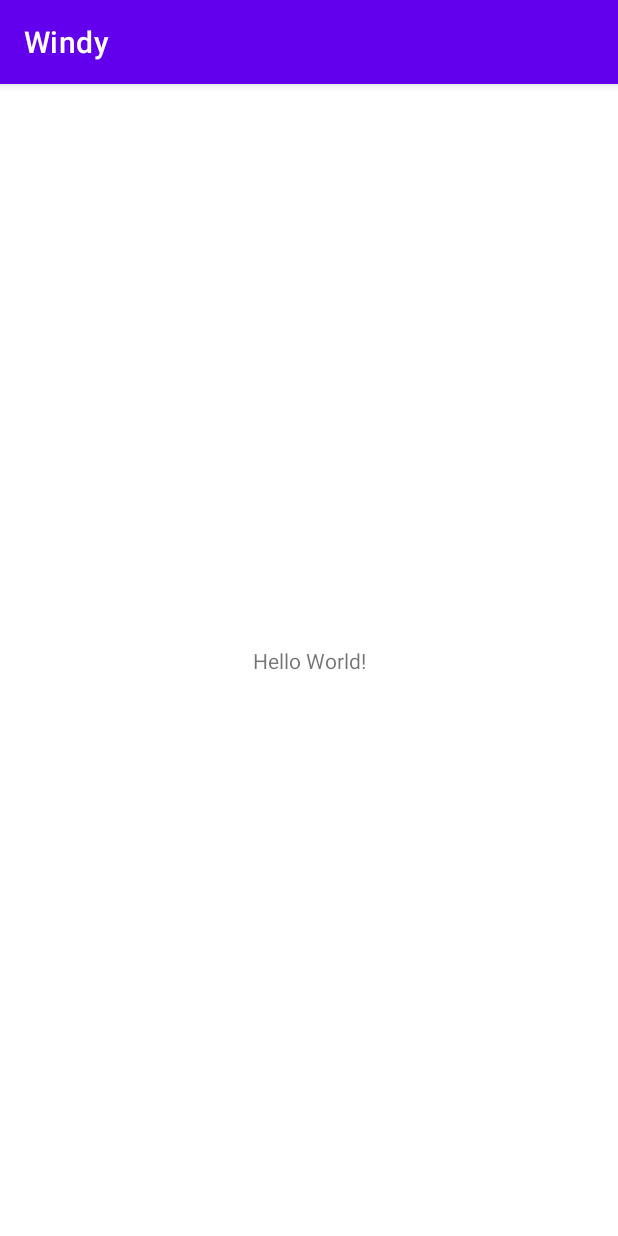
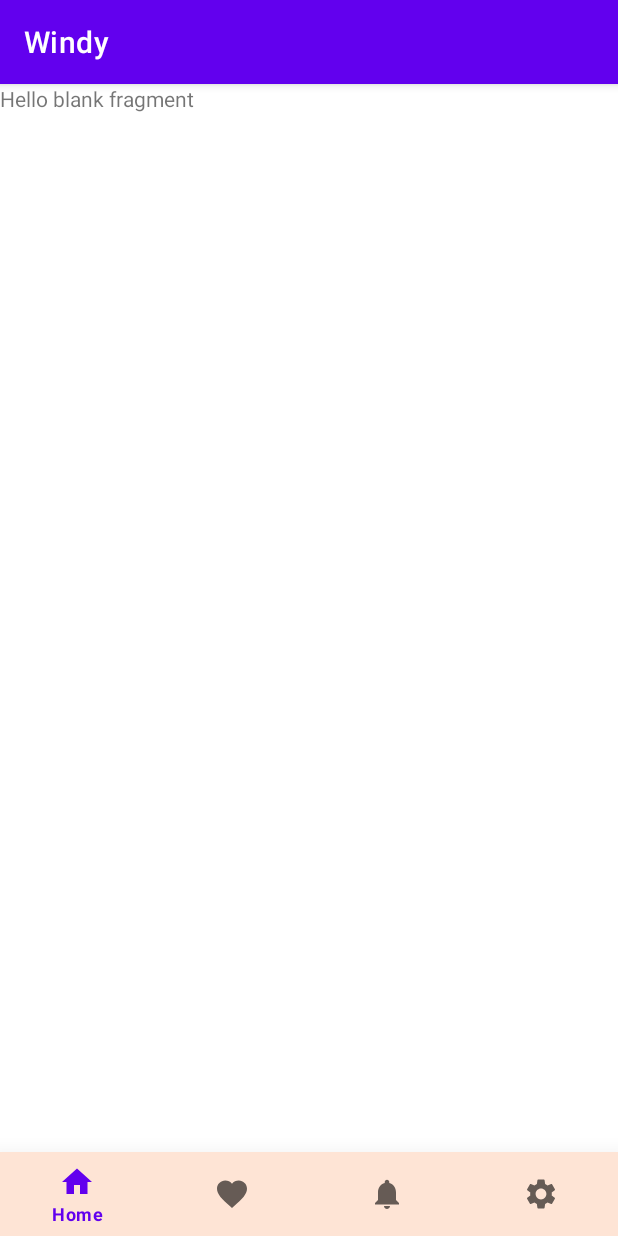
Before and after one commit to mdanash97/Windy, an Android app: the screen it shows after launch (MainActivity), on a phone screen of 412 x 824 dp. Run offline under Robolectric (Android 15) with nearby library versions, the phone set to English and light mode, and no system bars.

Commit message:
first steps

```diff
--- a/app/src/main/AndroidManifest.xml
+++ b/app/src/main/AndroidManifest.xml
@@ -1,6 +1,7 @@
 <?xml version="1.0" encoding="utf-8"?>
 <manifest xmlns:android="http://schemas.android.com/apk/res/android"
     xmlns:tools="http://schemas.android.com/tools">
+    <uses-permission android:name="android.permission.INTERNET"/>
 
     <application
         android:allowBackup="true"
--- /dev/null
+++ b/app/src/main/java/com/example/windy/AlertsFragment.kt
@@ -0,0 +1,59 @@
+package com.example.windy
+
+import android.os.Bundle
+import androidx.fragment.app.Fragment
+import android.view.LayoutInflater
+import android.view.View
+import android.view.ViewGroup
+
+// TODO: Rename parameter arguments, choose names that match
+// the fragment initialization parameters, e.g. ARG_ITEM_NUMBER
+private const val ARG_PARAM1 = "param1"
+private const val ARG_PARAM2 = "param2"
+
+/**
+ * A simple [Fragment] subclass.
+ * Use the [AlertsFragment.newInstance] factory method to
+ * create an instance of this fragment.
+ */
+class AlertsFragment : Fragment() {
+    // TODO: Rename and change types of parameters
+    private var param1: String? = null
+    private var param2: String? = null
+
+    override fun onCreate(savedInstanceState: Bundle?) {
+        super.onCreate(savedInstanceState)
+        arguments?.let {
+            param1 = it.getString(ARG_PARAM1)
+            param2 = it.getString(ARG_PARAM2)
+        }
+    }
+
+    override fun onCreateView(
+        inflater: LayoutInflater, container: ViewGroup?,
+        savedInstanceState: Bundle?
+    ): View? {
+        // Inflate the layout for this fragment
+        return inflater.inflate(R.layout.fragment_alerts, container, false)
+    }
+
+    companion object {
+        /**
+         * Use this factory method to create a new instance of
+         * this fragment using the provided parameters.
+         *
+         * @param param1 Parameter 1.
+         * @param param2 Parameter 2.
+         * @return A new instance of fragment AlertsFragment.
+         */
+        // TODO: Rename and change types and number of parameters
+        @JvmStatic
+        fun newInstance(param1: String, param2: String) =
+            AlertsFragment().apply {
+                arguments = Bundle().apply {
+                    putString(ARG_PARAM1, param1)
+                    putString(ARG_PARAM2, param2)
+                }
+            }
+    }
+}
--- /dev/null
+++ b/app/src/main/res/drawable/ic_baseline_favorite_24.xml
@@ -0,0 +1,5 @@
+<vector android:height="24dp" android:tint="#000000"
+    android:viewportHeight="24" android:viewportWidth="24"
+    android:width="24dp" xmlns:android="http://schemas.android.com/apk/res/android">
+    <path android:fillColor="@android:color/white" android:pathData="M12,21.35l-1.45,-1.32C5.4,15.36 2,12.28 2,8.5 2,5.42 4.42,3 7.5,3c1.74,0 3.41,0.81 4.5,2.09C13.09,3.81 14.76,3 16.5,3 19.58,3 22,5.42 22,8.5c0,3.78 -3.4,6.86 -8.55,11.54L12,21.35z"/>
+</vector>
--- /dev/null
+++ b/app/src/main/res/drawable/ic_baseline_home_24.xml
@@ -0,0 +1,5 @@
+<vector android:height="24dp" android:tint="#000000"
+    android:viewportHeight="24" android:viewportWidth="24"
+    android:width="24dp" xmlns:android="http://schemas.android.com/apk/res/android">
+    <path android:fillColor="@android:color/white" android:pathData="M10,20v-6h4v6h5v-8h3L12,3 2,12h3v8z"/>
+</vector>
--- /dev/null
+++ b/app/src/main/res/drawable/ic_baseline_notifications_24.xml
@@ -0,0 +1,5 @@
+<vector android:height="24dp" android:tint="#000000"
+    android:viewportHeight="24" android:viewportWidth="24"
+    android:width="24dp" xmlns:android="http://schemas.android.com/apk/res/android">
+    <path android:fillColor="@android:color/white" android:pathData="M12,22c1.1,0 2,-0.9 2,-2h-4c0,1.1 0.89,2 2,2zM18,16v-5c0,-3.07 -1.64,-5.64 -4.5,-6.32L13.5,4c0,-0.83 -0.67,-1.5 -1.5,-1.5s-1.5,0.67 -1.5,1.5v0.68C7.63,5.36 6,7.92 6,11v5l-2,2v1h16v-1l-2,-2z"/>
+</vector>
--- /dev/null
+++ b/app/src/main/res/drawable/ic_baseline_settings_24.xml
@@ -0,0 +1,5 @@
+<vector android:height="24dp" android:tint="#000000"
+    android:viewportHeight="24" android:viewportWidth="24"
+    android:width="24dp" xmlns:android="http://schemas.android.com/apk/res/android">
+    <path android:fillColor="@android:color/white" android:pathData="M19.14,12.94c0.04,-0.3 0.06,-0.61 0.06,-0.94c0,-0.32 -0.02,-0.64 -0.07,-0.94l2.03,-1.58c0.18,-0.14 0.23,-0.41 0.12,-0.61l-1.92,-3.32c-0.12,-0.22 -0.37,-0.29 -0.59,-0.22l-2.39,0.96c-0.5,-0.38 -1.03,-0.7 -1.62,-0.94L14.4,2.81c-0.04,-0.24 -0.24,-0.41 -0.48,-0.41h-3.84c-0.24,0 -0.43,0.17 -0.47,0.41L9.25,5.35C8.66,5.59 8.12,5.92 7.63,6.29L5.24,5.33c-0.22,-0.08 -0.47,0 -0.59,0.22L2.74,8.87C2.62,9.08 2.66,9.34 2.86,9.48l2.03,1.58C4.84,11.36 4.8,11.69 4.8,12s0.02,0.64 0.07,0.94l-2.03,1.58c-0.18,0.14 -0.23,0.41 -0.12,0.61l1.92,3.32c0.12,0.22 0.37,0.29 0.59,0.22l2.39,-0.96c0.5,0.38 1.03,0.7 1.62,0.94l0.36,2.54c0.05,0.24 0.24,0.41 0.48,0.41h3.84c0.24,0 0.44,-0.17 0.47,-0.41l0.36,-2.54c0.59,-0.24 1.13,-0.56 1.62,-0.94l2.39,0.96c0.22,0.08 0.47,0 0.59,-0.22l1.92,-3.32c0.12,-0.22 0.07,-0.47 -0.12,-0.61L19.14,12.94zM12,15.6c-1.98,0 -3.6,-1.62 -3.6,-3.6s1.62,-3.6 3.6,-3.6s3.6,1.62 3.6,3.6S13.98,15.6 12,15.6z"/>
+</vector>
--- a/app/src/main/res/layout/activity_main.xml
+++ b/app/src/main/res/layout/activity_main.xml
@@ -6,13 +6,29 @@
     android:layout_height="match_parent"
     tools:context=".MainActivity">
 
-    <TextView
-        android:layout_width="wrap_content"
+    <fragment
+        android:id="@+id/nav_host_fragment"
+        android:name="androidx.navigation.fragment.NavHostFragment"
+        android:layout_width="0dp"
+        android:layout_height="0dp"
+        app:defaultNavHost="true"
+        app:layout_constraintBottom_toTopOf="@+id/bottomNavigationView"
+        app:layout_constraintHorizontal_bias="0.0"
+        app:layout_constraintLeft_toLeftOf="parent"
+        app:layout_constraintRight_toRightOf="parent"
+        app:layout_constraintTop_toTopOf="parent"
+        app:layout_constraintVertical_bias="0.0"
+        app:navGraph="@navigation/navi_graph" />
+
+    <com.google.android.material.bottomnavigation.BottomNavigationView
+        android:id="@+id/bottomNavigationView"
+        android:layout_width="0dp"
         android:layout_height="wrap_content"
-        android:text="Hello World!"
+        android:background="#fee4d5"
+        app:elevation="24dp"
         app:layout_constraintBottom_toBottomOf="parent"
         app:layout_constraintEnd_toEndOf="parent"
         app:layout_constraintStart_toStartOf="parent"
-        app:layout_constraintTop_toTopOf="parent" />
+        app:menu="@menu/bottom_bar" />
 
 </androidx.constraintlayout.widget.ConstraintLayout>
--- /dev/null
+++ b/app/src/main/res/layout/fragment_alerts.xml
@@ -0,0 +1,14 @@
+<?xml version="1.0" encoding="utf-8"?>
+<FrameLayout xmlns:android="http://schemas.android.com/apk/res/android"
+    xmlns:tools="http://schemas.android.com/tools"
+    android:layout_width="match_parent"
+    android:layout_height="match_parent"
+    tools:context=".AlertsFragment">
+
+    <!-- TODO: Update blank fragment layout -->
+    <TextView
+        android:layout_width="match_parent"
+        android:layout_height="match_parent"
+        android:text="@string/hello_blank_fragment" />
+
+</FrameLayout>
--- /dev/null
+++ b/app/src/main/res/menu/bottom_bar.xml
@@ -0,0 +1,20 @@
+<?xml version="1.0" encoding="utf-8"?>
+<menu xmlns:android="http://schemas.android.com/apk/res/android">
+
+    <item
+        android:id="@+id/homeFragment"
+        android:icon="@drawable/ic_baseline_home_24"
+        android:title="Home" />
+    <item
+        android:id="@+id/favoriteFragment"
+        android:icon="@drawable/ic_baseline_favorite_24"
+        android:title="Favorites" />
+    <item
+        android:id="@+id/alertsFragment"
+        android:icon="@drawable/ic_baseline_notifications_24"
+        android:title="Alerts" />
+    <item
+        android:id="@+id/settingsFragment"
+        android:icon="@drawable/ic_baseline_settings_24"
+        android:title="Settings" />
+</menu>
--- /dev/null
+++ b/app/src/main/res/navigation/navi_graph.xml
@@ -0,0 +1,27 @@
+<?xml version="1.0" encoding="utf-8"?>
+<navigation xmlns:android="http://schemas.android.com/apk/res/android"
+    xmlns:app="http://schemas.android.com/apk/res-auto"
+    xmlns:tools="http://schemas.android.com/tools"
+    android:id="@+id/navi_graph"
+    app:startDestination="@id/alertsFragment">
+    <fragment
+        android:id="@+id/alertsFragment"
+        android:name="com.example.windy.AlertsFragment"
+        android:label="fragment_alerts"
+        tools:layout="@layout/fragment_alerts" />
+    <fragment
+        android:id="@+id/homeFragment"
+        android:name="com.example.windy.HomeFragment"
+        android:label="fragment_home"
+        tools:layout="@layout/fragment_home" />
+    <fragment
+        android:id="@+id/favoriteFragment"
+        android:name="com.example.windy.FavoriteFragment"
+        android:label="fragment_favorite"
+        tools:layout="@layout/fragment_favorite" />
+    <fragment
+        android:id="@+id/settingsFragment"
+        android:name="com.example.windy.SettingsFragment"
+        android:label="fragment_settings"
+        tools:layout="@layout/fragment_settings" />
+</navigation>
--- a/app/src/main/res/values/strings.xml
+++ b/app/src/main/res/values/strings.xml
@@ -1,3 +1,5 @@
 <resources>
     <string name="app_name">Windy</string>
+    <!-- TODO: Remove or change this placeholder text -->
+    <string name="hello_blank_fragment">Hello blank fragment</string>
 </resources>
```
Also changed, not shown: app/src/main/java/com/example/windy/FavoriteFragment.kt (added, +59 -0 lines), app/src/main/java/com/example/windy/HomeFragment.kt (added, +59 -0 lines), app/src/main/java/com/example/windy/SettingsFragment.kt (added, +59 -0 lines), app/src/main/java/com/example/windy/WeatherDTO.kt (added, +108 -0 lines), app/src/main/res/layout/fragment_favorite.xml (added, +14 -0 lines), app/src/main/res/layout/fragment_home.xml (added, +25 -0 lines), app/src/main/res/layout/fragment_settings.xml (added, +14 -0 lines).
